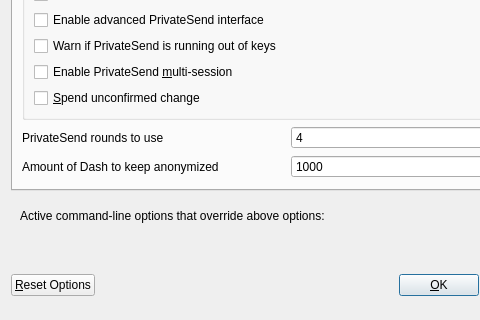
This is src/qt/forms/optionsdialog.ui in BCashTeam/bcashtestnet as Qt 5 draws it before an edit; both pictures show x 0 to 480 and y 117 to 437 of the 576 by 437 pixel window. The edited form follows.
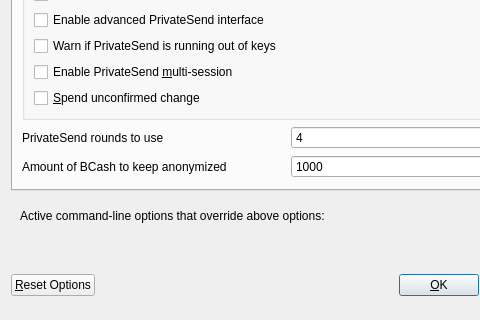
This is the edited form. The open tabs and pages were chosen to show the change. Custom widgets are drawn as their Qt base class.

Diff of the .ui file:
```diff
--- a/src/qt/forms/optionsdialog.ui
+++ b/src/qt/forms/optionsdialog.ui
@@ -253,7 +253,7 @@
             <string notr="true"/>
            </property>
            <property name="text">
-            <string>Amount of Dash to keep anonymized</string>
+            <string>Amount of BCash to keep anonymized</string>
            </property>
           </widget>
          </item>
```
Left out of the diff: 8 changed lines with no effect on the pictures.
